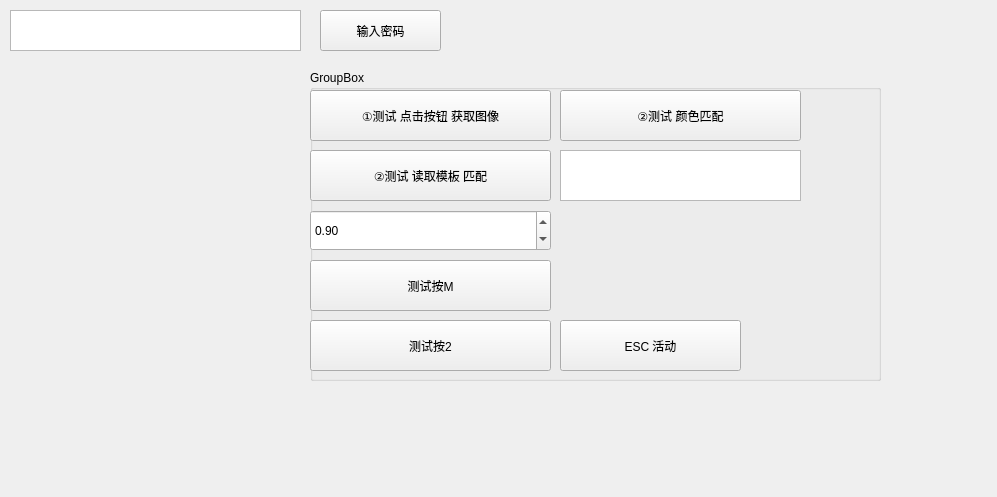
Qt form debugform.ui (A-SunsetMkt-Forks/wuwaBackendTool) before a commit.
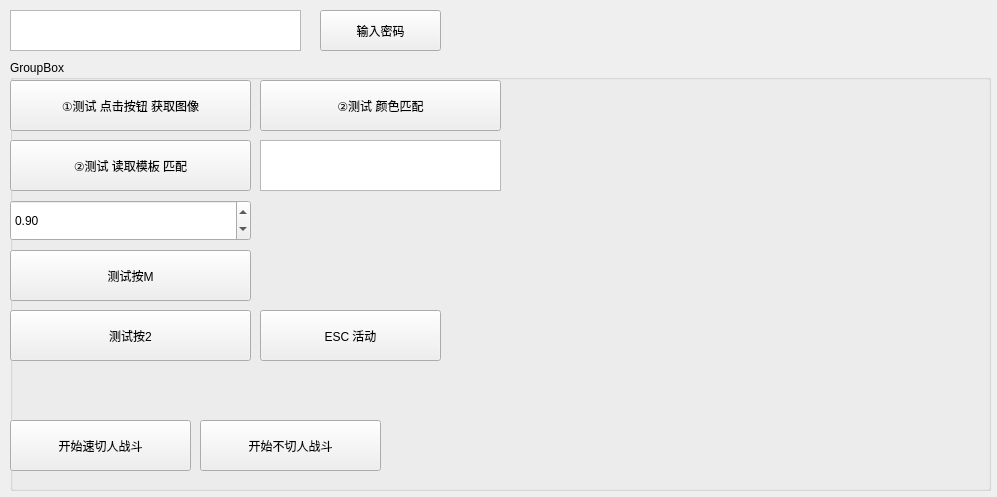
The same form after that commit.

Commit message: 存档 实现简单战斗

What changed in the file:
```diff
--- a/debugform.ui
+++ b/debugform.ui
@@ -39,10 +39,10 @@
   <widget class="QGroupBox" name="groupBox">
    <property name="geometry">
     <rect>
-     <x>310</x>
-     <y>70</y>
-     <width>571</width>
-     <height>311</height>
+     <x>10</x>
+     <y>60</y>
+     <width>981</width>
+     <height>431</height>
     </rect>
    </property>
    <property name="title">
@@ -152,6 +152,32 @@
      </rect>
     </property>
    </widget>
+   <widget class="QPushButton" name="testFastSwitch">
+    <property name="geometry">
+     <rect>
+      <x>0</x>
+      <y>360</y>
+      <width>181</width>
+      <height>51</height>
+     </rect>
+    </property>
+    <property name="text">
+     <string>开始速切人战斗</string>
+    </property>
+   </widget>
+   <widget class="QPushButton" name="testNoSwitch">
+    <property name="geometry">
+     <rect>
+      <x>190</x>
+      <y>360</y>
+      <width>181</width>
+      <height>51</height>
+     </rect>
+    </property>
+    <property name="text">
+     <string>开始不切人战斗</string>
+    </property>
+   </widget>
   </widget>
  </widget>
  <resources/>
```
The commit also changes 14 other files.
